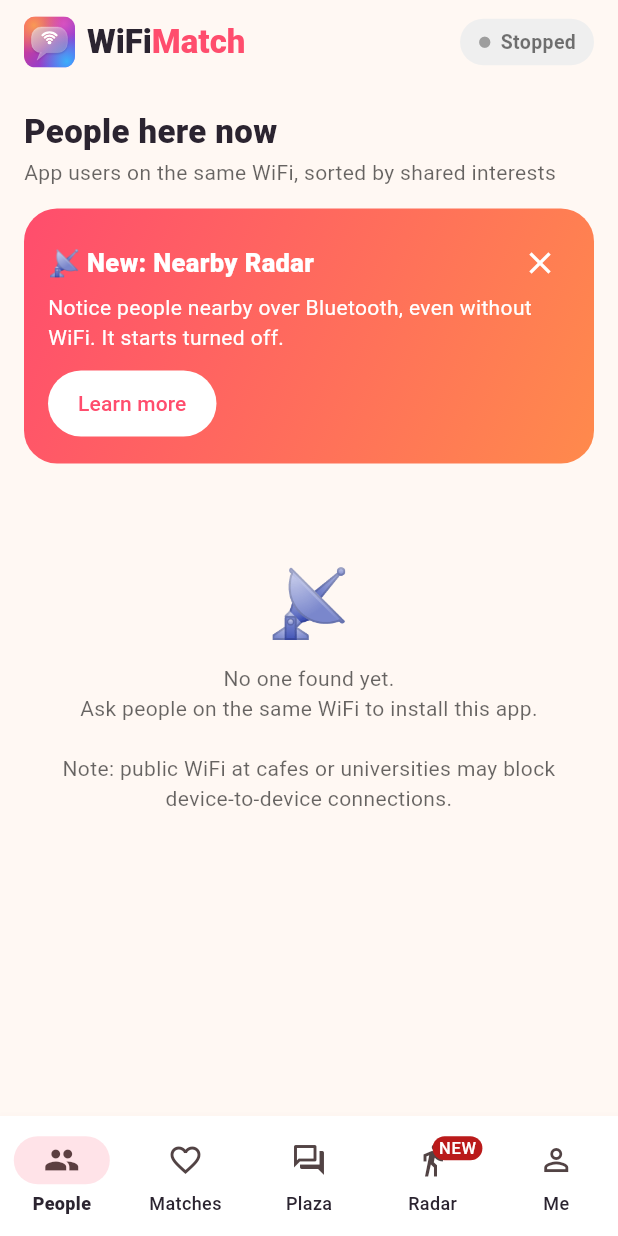
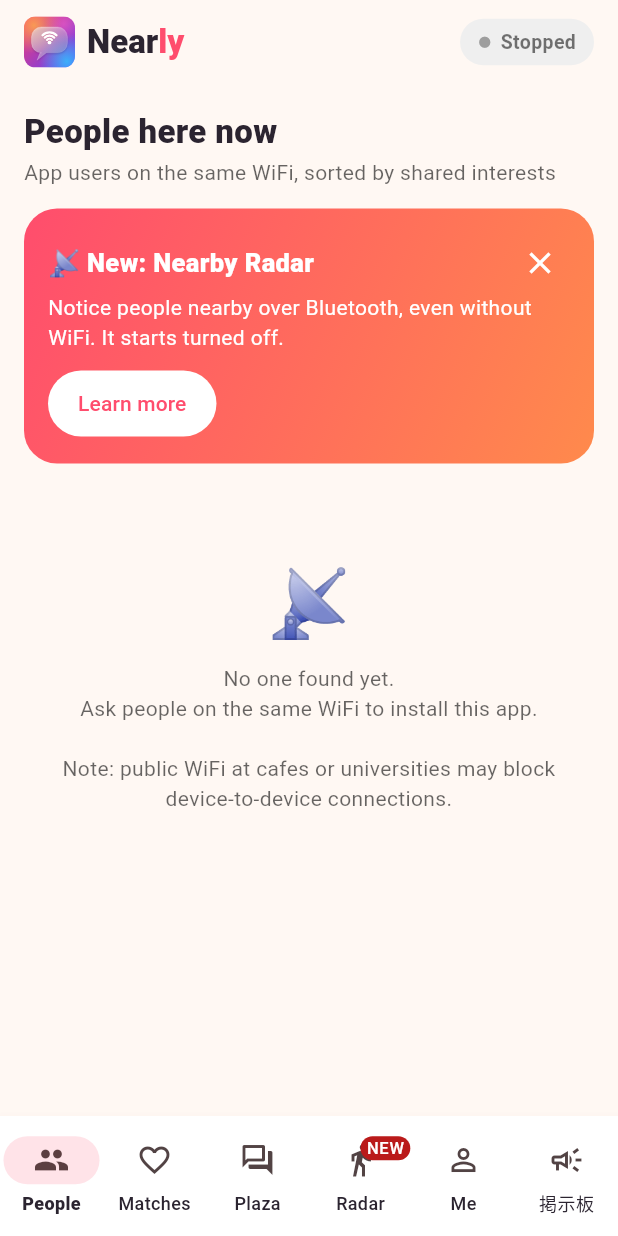
Before and after one commit to harukazu1995/wifi-match, a Flutter app: the screen it shows after launch, after a tap on "Skip", on a phone screen of 412 x 824 dp. Run offline on Flutter 3.47's test engine with Material 3 defaults, Android fonts, the phone set to English and light mode, and no system bars; our stand-ins replace google_mobile_ads, image_picker, in_app_purchase, shared_preferences; accounts and stored records are empty; project files that could hold a hidden picture were left out.

Commit message:
Update main.dart

```diff
--- a/lib/main.dart
+++ b/lib/main.dart
@@ -11,6 +11,7 @@ import 'package:in_app_purchase/in_app_purchase.dart' show ProductDetails;
 import 'package:shared_preferences/shared_preferences.dart';
 
 import 'billing.dart';
+import 'board.dart';
 import 'i18n.dart';
 import 'mesh.dart';
 import 'proximity.dart';
@@ -310,8 +311,8 @@ class _SplashScreenState extends State<SplashScreen> with SingleTickerProviderSt
                   child: Transform.translate(
                     offset: Offset(0, 14 * (1 - text)),
                     child: const Text.rich(TextSpan(children: [
-                      TextSpan(text: 'WiFi', style: TextStyle(color: _ink)),
-                      TextSpan(text: 'Match', style: TextStyle(color: _coral)),
+                      TextSpan(text: 'Near', style: TextStyle(color: _ink)),
+                      TextSpan(text: 'ly', style: TextStyle(color: _coral)),
                     ]), style: TextStyle(fontSize: 34, fontWeight: FontWeight.w900, letterSpacing: 0.5)),
                   ),
                 ),
@@ -1040,8 +1041,8 @@ class _HomeScreenState extends State<HomeScreen> with WidgetsBindingObserver {
               WifiLogo(size: 34),
               SizedBox(width: 8),
               Text.rich(TextSpan(children: [
-                TextSpan(text: 'WiFi', style: TextStyle(fontWeight: FontWeight.w900, color: _ink)),
-                TextSpan(text: 'Match', style: TextStyle(fontWeight: FontWeight.w900, color: _coral)),
+                TextSpan(text: 'Near', style: TextStyle(fontWeight: FontWeight.w900, color: _ink)),
+                TextSpan(text: 'ly', style: TextStyle(fontWeight: FontWeight.w900, color: _coral)),
               ])),
             ]),
             actions: [
@@ -1064,7 +1065,7 @@ class _HomeScreenState extends State<HomeScreen> with WidgetsBindingObserver {
             ],
           ),
           // const にしないことで、通信状態が変わるたびに各タブを描き直す
-          body: IndexedStack(index: _tab, children: [PeopleTab(), MatchesTab(), PlazaTab(), ProximityTab(), MeTab()]),
+          body: IndexedStack(index: _tab, children: [PeopleTab(), MatchesTab(), PlazaTab(), ProximityTab(), MeTab(), BoardTab()]),
           bottomNavigationBar: Column(mainAxisSize: MainAxisSize.min, children: [
             const AdBanner(),
             NavigationBar(
@@ -1102,6 +1103,7 @@ class _HomeScreenState extends State<HomeScreen> with WidgetsBindingObserver {
                 label: tr('レーダー'),
               ),
               NavigationDestination(icon: const Icon(Icons.person_outline), selectedIcon: const Icon(Icons.person), label: tr('自分')),
+              NavigationDestination(icon: const Icon(Icons.campaign_outlined), selectedIcon: const Icon(Icons.campaign), label: tr('掲示板')),
             ],
           ),
           ]),
```
